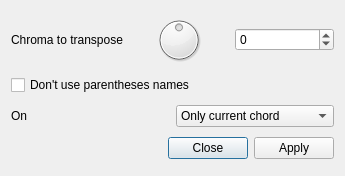
Qt form chordv-0.1/src/dialogtranspose.ui (jpcima/chordv) before a commit.
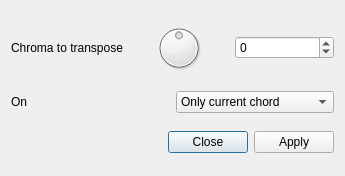
The same form after that commit.

What changed in the file:
```diff
--- a/chordv-0.1/src/dialogtranspose.ui
+++ b/chordv-0.1/src/dialogtranspose.ui
@@ -47,13 +47,6 @@
        </item>
       </layout>
      </item>
-     <item>
-      <widget class="QCheckBox" name="checkBoxNoParenthese">
-       <property name="text">
-        <string>Don't use parentheses names</string>
-       </property>
-      </widget>
-     </item>
      <item>
       <layout class="QHBoxLayout" name="horizontalLayout_3">
        <item>
```
